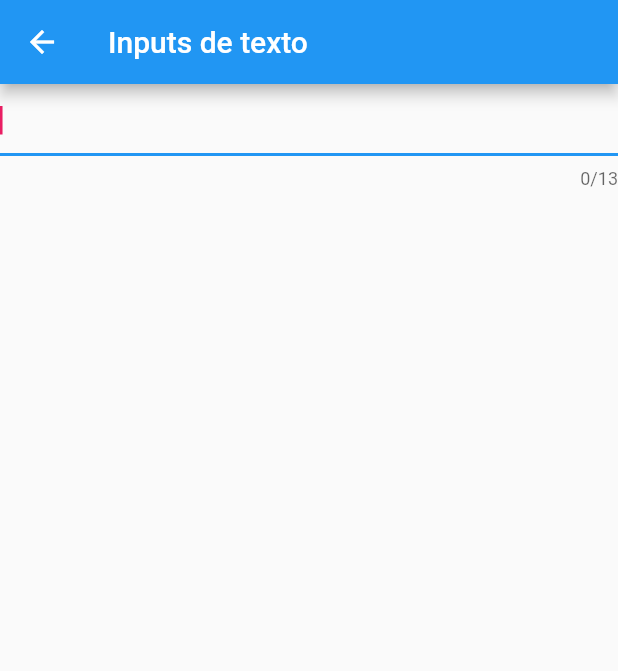
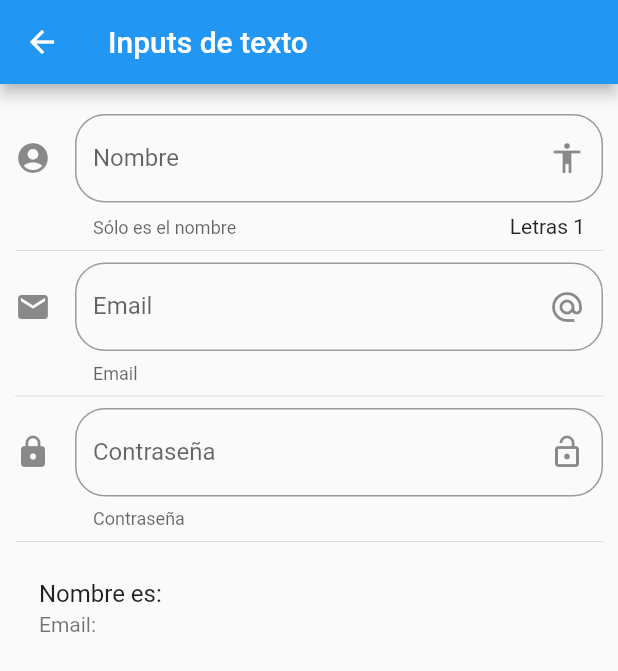
Before and after one commit to lskywolfll/Flutter_Componentes, a Flutter app: the InputPage screen opened by its route, on a phone screen of 412 x 824 dp. Shown: the top 671 px of the screen. Run offline on Flutter 3.47's test engine with Material 2 defaults, Android fonts, the phone set to English and light mode, and no system bars.

Commit message:
se agregan los inptus de nombre, email, password :)

```diff
--- a/lib/src/pages/input_page.dart
+++ b/lib/src/pages/input_page.dart
@@ -7,6 +7,10 @@ class InputPage extends StatefulWidget {
 }
 
 class _InputPageState extends State<InputPage> {
+  String _nombre = ' ';
+  String _email = ' ';
+  String _password = ' ';
+
   @override
   Widget build(BuildContext context) {
     return Scaffold(
@@ -14,21 +18,94 @@ class _InputPageState extends State<InputPage> {
         title: Text('Inputs de texto'),
       ),
       body: ListView(
+        padding: EdgeInsets.symmetric(horizontal: 10.0, vertical: 20.0),
         children: <Widget>[
           _crearInput(),
+          Divider(),
+          _crearEmail(),
+          Divider(),
+          _crearPassword(),
+          Divider(),
+          _crearPersona(),
         ],
       ),
+    );
+  }
+
+  Widget _crearPassword() {
+    return TextField(
+      autocorrect: true,
+      // autofocus: true,
+      decoration: InputDecoration(
+          hintText: 'Contraseña',
+          labelText: 'Contraseña',
+          helperText: 'Contraseña',
+          suffixIcon: Icon(Icons.lock_open),
+          icon: Icon(Icons.lock),
+          border:
+              OutlineInputBorder(borderRadius: BorderRadius.circular(20.0))),
+      onChanged: (valor) {
+        setState(() {
+          _password = valor;
+        });
+      },
+      cursorColor: Colors.pink,
+      textCapitalization: TextCapitalization.sentences,
+      obscureText: true,
     );
   }
 
   Widget _crearInput() {
     return TextField(
       autocorrect: true,
-      autofocus: true,
+      // autofocus: true,
+      decoration: InputDecoration(
+          counter: Text('Letras ${_nombre.length}'),
+          hintText: 'Nombre de la persona',
+          labelText: 'Nombre',
+          helperText: 'Sólo es el nombre',
+          suffixIcon: Icon(Icons.accessibility),
+          icon: Icon(Icons.account_circle),
+          border:
+              OutlineInputBorder(borderRadius: BorderRadius.circular(20.0))),
+      onChanged: (valor) {
+        setState(() {
+          _nombre = valor;
+        });
+      },
       cursorColor: Colors.pink,
       maxLength: 13,
-      textCapitalization: TextCapitalization.words,
+      textCapitalization: TextCapitalization.sentences,
       keyboardType: TextInputType.name,
     );
   }
+
+  Widget _crearPersona() {
+    return ListTile(
+      title: Text('Nombre es: $_nombre'),
+      subtitle: Text('Email: $_email'),
+    );
+  }
+
+  Widget _crearEmail() {
+    return TextField(
+      autocorrect: true,
+      // autofocus: true,
+      decoration: InputDecoration(
+          hintText: 'Email',
+          labelText: 'Email',
+          helperText: 'Email',
+          suffixIcon: Icon(Icons.alternate_email),
+          icon: Icon(Icons.email),
+          border:
+              OutlineInputBorder(borderRadius: BorderRadius.circular(20.0))),
+      onChanged: (valor) {
+        setState(() {
+          _email = valor;
+        });
+      },
+      cursorColor: Colors.pink,
+      keyboardType: TextInputType.emailAddress,
+    );
+  }
 }
```
